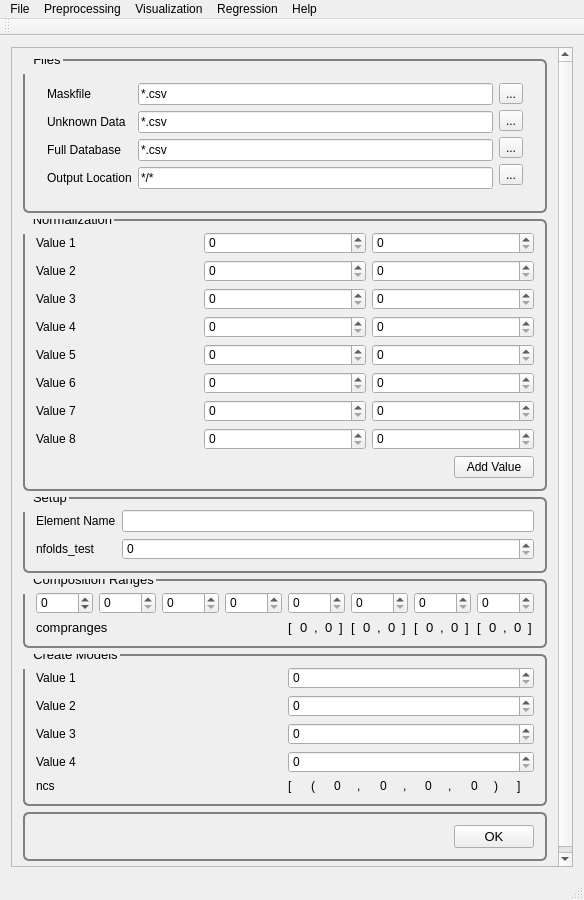
Old version of the form src/PYSAT_GUI/guitest.ui in the repository tisaconundrum2/PySAT-GUI.
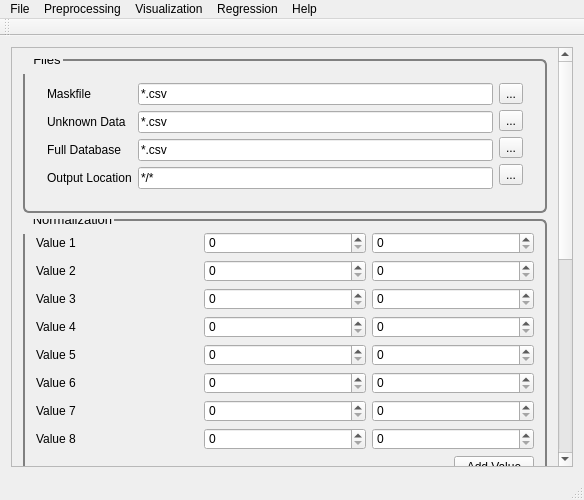
New version of the form.

The edit to the form file:
```diff
--- a/src/PYSAT_GUI/guitest.ui
+++ b/src/PYSAT_GUI/guitest.ui
@@ -7,7 +7,7 @@
     <x>0</x>
     <y>0</y>
     <width>584</width>
-    <height>900</height>
+    <height>500</height>
    </rect>
   </property>
   <property name="windowTitle">
@@ -25,8 +25,8 @@
         <rect>
          <x>0</x>
          <y>0</y>
-         <width>564</width>
-         <height>827</height>
+         <width>547</width>
+         <height>810</height>
         </rect>
        </property>
        <property name="styleSheet">
```
Left out of the diff: 24 changed lines with no effect on the pictures.
